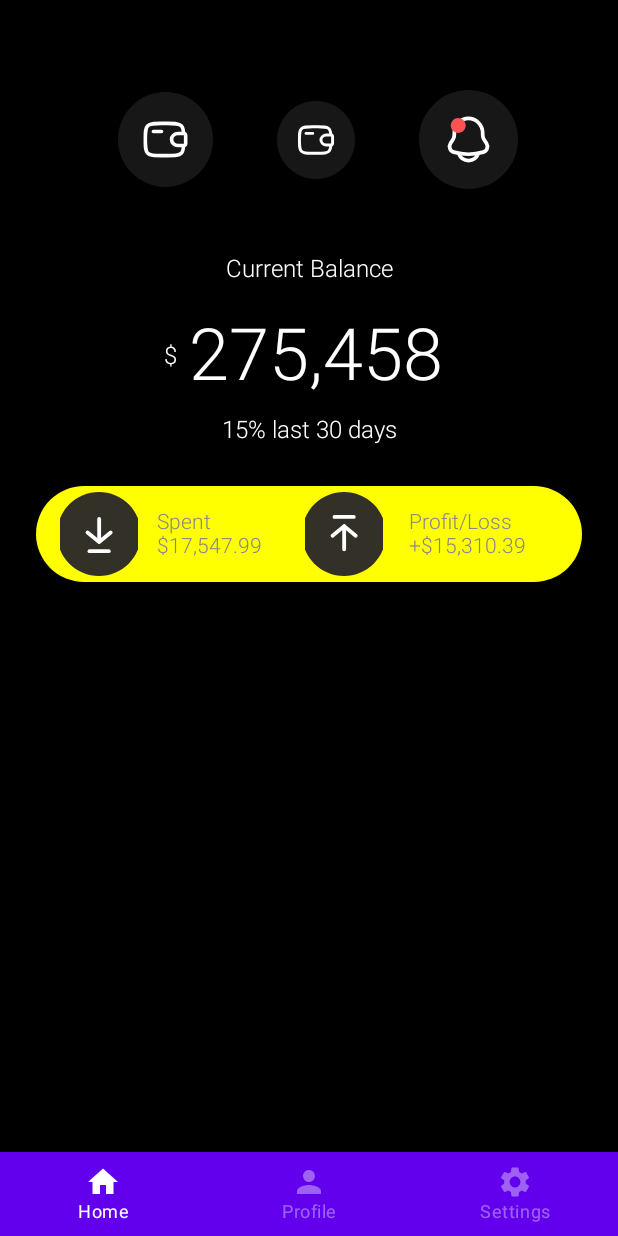
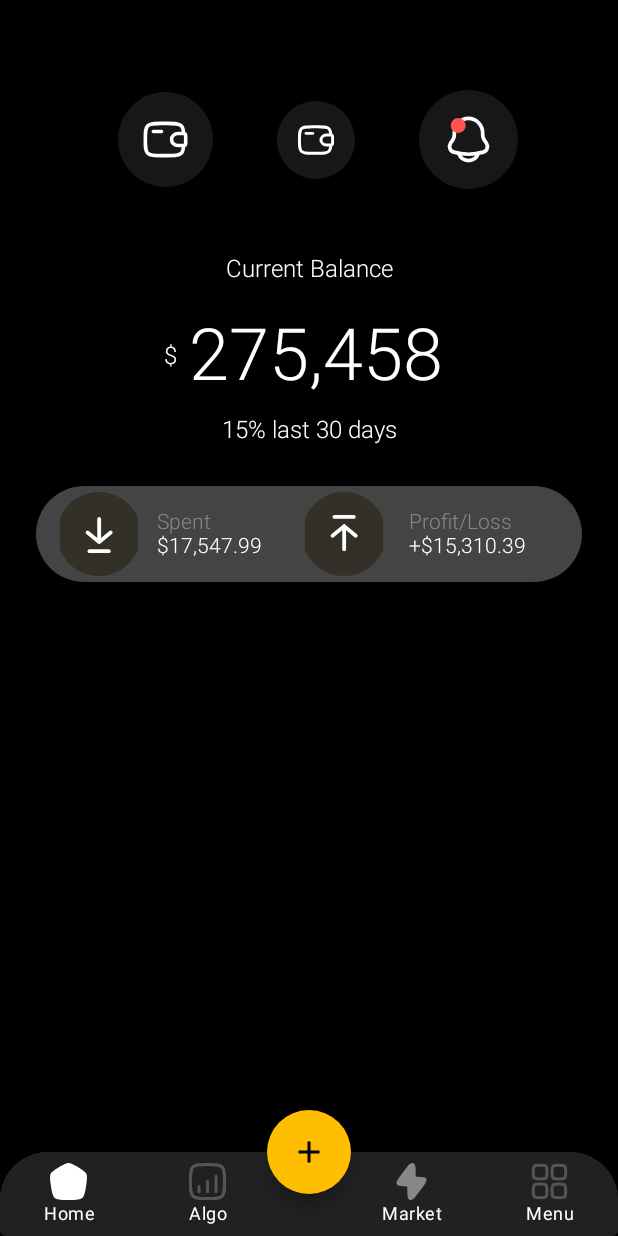
Before and after one commit to Hari-Nikesh-R/PStocks, an Android app built with Jetpack Compose: the screen it shows after launch (MainActivity), on a phone screen of 412 x 824 dp. Run offline under Robolectric (Android 15) with nearby library versions, the phone set to English and light mode, and no system bars; our stand-ins replace Dagger/Hilt's generated code.

Commit message:
Completed Bottom Navigation bar

```diff
--- a/app/build.gradle
+++ b/app/build.gradle
@@ -58,6 +58,8 @@ android {
 
 dependencies {
 
+    implementation "co.yml:ycharts:2.1.0"
+
     implementation 'androidx.core:core-ktx:1.9.0'
     implementation 'androidx.lifecycle:lifecycle-runtime-ktx:2.6.2'
     implementation 'androidx.activity:activity-compose:1.8.1'
--- a/app/src/main/java/com/example/pstocks/ui/home/BottomBarScreen.kt
+++ b/app/src/main/java/com/example/pstocks/ui/home/BottomBarScreen.kt
@@ -1,27 +1,42 @@
 package com.example.pstocks.ui.home
 
+import androidx.annotation.DrawableRes
 import androidx.compose.material.icons.Icons
+import androidx.compose.material.icons.filled.Add
 import androidx.compose.material.icons.filled.Home
+import androidx.compose.material.icons.filled.Menu
 import androidx.compose.material.icons.filled.Person
 import androidx.compose.material.icons.filled.Settings
 import androidx.compose.ui.graphics.vector.ImageVector
+import androidx.compose.ui.res.painterResource
+import com.example.pstocks.R
+import com.example.pstocks.ui.home.BottomBarScreen.Algo.enabled
 
-sealed class BottomBarScreen(val route: String, val title: String, val icon: ImageVector) {
+sealed class BottomBarScreen(val route: String, val title: String, var enabled: Boolean?, @DrawableRes val icon: Int) {
     object Home : BottomBarScreen(
         route = "home",
         title = "Home",
-        icon = Icons.Default.Home
+        enabled = false,
+        icon =  R.drawable.ic_home_icon
     )
 
-    object Profile : BottomBarScreen(
-        route = "profile",
-        title = "Profile",
-        icon = Icons.Default.Person
+    object Algo : BottomBarScreen(
+        route = "algo",
+        title = "Algo",
+        enabled = false,
+        icon =R.drawable.ic_algo_icon
     )
 
-    object Settings : BottomBarScreen(
-        route = "settings",
-        title = "Settings",
-        icon = Icons.Default.Settings
+    object Market : BottomBarScreen(
+        route = "market",
+        title = "Market",
+        enabled = false,
+        icon = R.drawable.ic_market_icon_enabled
+    )
+    object Menu : BottomBarScreen(
+        route = "menu",
+        title = "Menu",
+        enabled = false,
+        icon = R.drawable.ic_menu_icon
     )
 }
--- a/app/src/main/java/com/example/pstocks/ui/home/HomeView.kt
+++ b/app/src/main/java/com/example/pstocks/ui/home/HomeView.kt
@@ -111,7 +111,7 @@ fun HomeView() {
                 modifier = Modifier
                     .size(400.dp, 64.dp)
                     .clip(RoundedCornerShape(32.dp))
-                    .background(Color.Yellow),
+                    .background(Color.DarkGray),
             ) {
                 Row(modifier = Modifier
                     .fillMaxWidth(), verticalAlignment = Alignment.CenterVertically) {
@@ -134,7 +134,7 @@ fun HomeView() {
                             text = "$17,547.99",
                             fontSize = MaterialTheme.typography.body2.fontSize,
                             fontWeight = FontWeight.Light,
-                            color = Color.Gray,
+                            color = Color.White,
                             textAlign = TextAlign.Center
                         )
                     }
@@ -157,7 +157,7 @@ fun HomeView() {
                             text = "+$15,310.39",
                             fontSize = MaterialTheme.typography.body2.fontSize,
                             fontWeight = FontWeight.Light,
-                            color = Color.Gray,
+                            color = Color.White,
                             textAlign = TextAlign.Center
                         )
                     }
--- a/app/src/main/java/com/example/pstocks/ui/home/MainView.kt
+++ b/app/src/main/java/com/example/pstocks/ui/home/MainView.kt
@@ -2,21 +2,38 @@ package com.example.pstocks.ui.home
 
 
 import androidx.compose.foundation.background
+import androidx.compose.foundation.layout.Box
+import androidx.compose.foundation.layout.fillMaxWidth
+import androidx.compose.foundation.layout.padding
+import androidx.compose.material.FabPosition
+import androidx.compose.material.FloatingActionButton
+import androidx.compose.material.Icon
 import androidx.compose.material.Scaffold
 import androidx.compose.material.Surface
+import androidx.compose.material.icons.Icons
+import androidx.compose.material.icons.filled.Add
 import androidx.compose.runtime.Composable
+import androidx.compose.ui.Alignment
 import androidx.compose.ui.Modifier
 import androidx.compose.ui.graphics.Color
+import androidx.compose.ui.unit.dp
 import androidx.navigation.NavController
 import androidx.navigation.NavHostController
 import androidx.navigation.compose.rememberNavController
 import com.example.pstocks.utils.BottomBar
 import com.example.pstocks.utils.BottomNavigationGraph
+import com.example.pstocks.utils.CustomFloatingActionButton
 
 @Composable
 fun MainView() {
     val navController =  rememberNavController()
-    Scaffold (bottomBar = { BottomBar(navController = navController)}) {
+    Scaffold (
+        floatingActionButton = { CustomFloatingActionButton() },
+        floatingActionButtonPosition = FabPosition.Center,
+        isFloatingActionButtonDocked = true,
+        bottomBar = {
+                BottomBar(navController = navController)
+        }) {
         it.calculateBottomPadding()
         Surface {
             BottomNavigationGraph(navController = navController);
--- a/app/src/main/java/com/example/pstocks/ui/theme/Color.kt
+++ b/app/src/main/java/com/example/pstocks/ui/theme/Color.kt
@@ -9,3 +9,6 @@ val Pink80 = Color(0xFFEFB8C8)
 val Purple40 = Color(0xFF6650a4)
 val PurpleGrey40 = Color(0xFF625b71)
 val Pink40 = Color(0xFF7D5260)
+
+val ThemeYellow = Color(0xFFFFBF00)
+val ThemeBlack = Color(0xFF212121)
--- a/app/src/main/java/com/example/pstocks/utils/BottomNavigationGraph.kt
+++ b/app/src/main/java/com/example/pstocks/utils/BottomNavigationGraph.kt
@@ -1,14 +1,42 @@
 package com.example.pstocks.utils
 
+import android.annotation.SuppressLint
+import androidx.compose.foundation.background
+import androidx.compose.foundation.layout.Box
 import androidx.compose.foundation.layout.RowScope
+import androidx.compose.foundation.layout.Spacer
+import androidx.compose.foundation.layout.fillMaxHeight
+import androidx.compose.foundation.layout.fillMaxSize
+import androidx.compose.foundation.layout.fillMaxWidth
+import androidx.compose.foundation.layout.height
+import androidx.compose.foundation.layout.padding
+import androidx.compose.foundation.layout.size
+import androidx.compose.foundation.layout.width
+import androidx.compose.foundation.layout.wrapContentSize
+import androidx.compose.foundation.shape.CornerSize
+import androidx.compose.foundation.shape.RoundedCornerShape
 import androidx.compose.material.BottomNavigation
 import androidx.compose.material.BottomNavigationItem
 import androidx.compose.material.ContentAlpha
+import androidx.compose.material.FloatingActionButton
 import androidx.compose.material.Icon
 import androidx.compose.material.LocalContentColor
+import androidx.compose.material.MaterialTheme
 import androidx.compose.material.Text
+import androidx.compose.material.icons.Icons
+import androidx.compose.material.icons.filled.Add
 import androidx.compose.runtime.Composable
 import androidx.compose.runtime.getValue
+import androidx.compose.runtime.mutableIntStateOf
+import androidx.compose.runtime.mutableStateOf
+import androidx.compose.runtime.remember
+import androidx.compose.runtime.setValue
+import androidx.compose.ui.Alignment
+import androidx.compose.ui.Modifier
+import androidx.compose.ui.draw.clip
+import androidx.compose.ui.graphics.Color
+import androidx.compose.ui.res.painterResource
+import androidx.compose.ui.unit.dp
 import androidx.hilt.navigation.compose.hiltViewModel
 import androidx.navigation.NavController
 import androidx.navigation.NavDestination
@@ -22,6 +50,9 @@ import com.example.pstocks.ui.algo.AlgoView
 import com.example.pstocks.ui.home.BottomBarScreen
 import com.example.pstocks.ui.home.HomeView
 import com.example.pstocks.ui.market.MarketView
+import com.example.pstocks.ui.menu.MenuView
+import com.example.pstocks.ui.theme.ThemeBlack
+import com.example.pstocks.ui.theme.ThemeYellow
 
 @Composable
 fun BottomNavigationGraph(navController: NavHostController) {
@@ -29,11 +60,14 @@ fun BottomNavigationGraph(navController: NavHostController) {
         composable(route = BottomBarScreen.Home.route) {
             HomeView()
         }
-        composable(route = BottomBarScreen.Profile.route) {
+        composable(route = BottomBarScreen.Algo.route) {
             AlgoView(hiltViewModel())
         }
-        composable(route = BottomBarScreen.Settings.route) {
+        composable(route = BottomBarScreen.Market.route) {
             MarketView(hiltViewModel())
+        }
+        composable(route = BottomBarScreen.Menu.route) {
+            MenuView(hiltViewModel())
         }
     }
 }
@@ -42,42 +76,74 @@ fun BottomNavigationGraph(navController: NavHostController) {
 fun BottomBar(navController: NavHostController) {
     val screens = listOf(
         BottomBarScreen.Home,
-        BottomBarScreen.Profile,
-        BottomBarScreen.Settings,
+        BottomBarScreen.Algo,
+        BottomBarScreen.Market,
+        BottomBarScreen.Menu,
     )
     val navBackStackEntry by navController.currentBackStackEntryAsState()
     val currentDestination = navBackStackEntry?.destination
+    Box(modifier = Modifier.fillMaxWidth(1f)) {
+        BottomNavigation(
+            modifier = Modifier.clip(
+                shape = MaterialTheme.shapes.medium.copy(
+                    topEnd = CornerSize(32.dp),
+                    topStart = CornerSize(32.dp)
+                )
+            ), backgroundColor = ThemeBlack
+        ) {
+            screens.forEachIndexed { index, screen ->
+                screen.enabled = currentDestination?.hierarchy?.any {
+                    it.route == screen.route
+                } == true
 
-    BottomNavigation {
-        screens.forEach { screen ->
+                if (index == 2) {
+                    Spacer(
+                        modifier = Modifier
+                            .width(44.dp)
+                            .background(ThemeBlack)
+                    )
+                }
                 AddItem(
                     screen = screen,
-                currentDestination = currentDestination,
+                    selected = screen.enabled,
                     navController = navController
                 )
             }
+        }
+
+    }
+}
+
+@Composable
+fun CustomFloatingActionButton() {
+    FloatingActionButton(
+        onClick = {},
+        backgroundColor = ThemeYellow
+    ) {
+        Icon(imageVector = Icons.Default.Add, contentDescription = null,)
     }
 }
 
 @Composable
 fun RowScope.AddItem(
     screen: BottomBarScreen,
-    currentDestination: NavDestination?,
+    selected: Boolean?,
     navController: NavHostController
 ) {
+    if (selected != null) {
         BottomNavigationItem(
+            modifier = Modifier.background(ThemeBlack),
             label = {
-            Text(text = screen.title)
+                Text(text = screen.title, color = Color.White)
             },
             icon = {
                 Icon(
-                imageVector = screen.icon,
-                contentDescription = "Navigation Icon"
+                    painterResource(id = screen.icon),
+                    contentDescription = "Navigation Icon",
+                    tint = if(screen.enabled == true) Color.White else Color.Gray
                 )
             },
-        selected = currentDestination?.hierarchy?.any {
-            it.route == screen.route
-        } == true,
+            selected = selected,
             unselectedContentColor = LocalContentColor.current.copy(alpha = ContentAlpha.disabled),
             onClick = {
                 navController.navigate(screen.route) {
@@ -87,3 +153,4 @@ fun RowScope.AddItem(
             }
         )
     }
+}
--- /dev/null
+++ b/app/src/main/res/drawable/ic_algo_icon.xml
@@ -0,0 +1,42 @@
+<vector xmlns:android="http://schemas.android.com/apk/res/android"
+    android:width="27dp"
+    android:height="27dp"
+    android:viewportWidth="27"
+    android:viewportHeight="27">
+  <path
+      android:pathData="M2.25,13.5C2.25,8.197 2.25,5.545 3.898,3.898C5.545,2.25 8.197,2.25 13.5,2.25C18.803,2.25 21.455,2.25 23.103,3.898C24.75,5.545 24.75,8.197 24.75,13.5C24.75,18.803 24.75,21.455 23.103,23.103C21.455,24.75 18.803,24.75 13.5,24.75C8.197,24.75 5.545,24.75 3.898,23.103C2.25,21.455 2.25,18.803 2.25,13.5Z"
+      android:strokeAlpha="0.5"
+      android:strokeLineJoin="round"
+      android:strokeWidth="2"
+      android:fillColor="#00000000"
+      android:strokeColor="#A1A1A1"
+      android:fillAlpha="0.5"
+      android:strokeLineCap="round"/>
+  <path
+      android:pathData="M7.875,20.25L7.875,16.875"
+      android:strokeAlpha="0.5"
+      android:strokeLineJoin="round"
+      android:strokeWidth="2"
+      android:fillColor="#00000000"
+      android:strokeColor="#A1A1A1"
+      android:fillAlpha="0.5"
+      android:strokeLineCap="round"/>
+  <path
+      android:pathData="M13.5,20.25V13.5"
+      android:strokeAlpha="0.5"
+      android:strokeLineJoin="round"
+      android:strokeWidth="2"
+      android:fillColor="#00000000"
+      android:strokeColor="#A1A1A1"
+      android:fillAlpha="0.5"
+      android:strokeLineCap="round"/>
+  <path
+      android:pathData="M19.125,20.25V10.125"
+      android:strokeAlpha="0.5"
+      android:strokeLineJoin="round"
+      android:strokeWidth="2"
+      android:fillColor="#00000000"
+      android:strokeColor="#A1A1A1"
+      android:fillAlpha="0.5"
+      android:strokeLineCap="round"/>
+</vector>
--- /dev/null
+++ b/app/src/main/res/drawable/ic_home_icon.xml
@@ -0,0 +1,20 @@
+<vector xmlns:android="http://schemas.android.com/apk/res/android"
+    android:width="27dp"
+    android:height="27dp"
+    android:viewportWidth="27"
+    android:viewportHeight="27">
+  <path
+      android:pathData="M2.659,14.578C2.233,11.611 2.019,10.128 2.627,8.86C3.235,7.591 4.529,6.82 7.118,5.279L8.676,4.35C11.026,2.95 12.201,2.25 13.5,2.25C14.799,2.25 15.974,2.95 18.324,4.35L19.882,5.279C22.47,6.82 23.765,7.591 24.373,8.86C24.981,10.128 24.767,11.611 24.34,14.578L24.027,16.757C23.478,20.568 23.204,22.474 21.882,23.612C20.56,24.75 18.622,24.75 14.744,24.75H12.255C8.378,24.75 6.439,24.75 5.118,23.612C3.796,22.474 3.521,20.568 2.973,16.757L2.659,14.578Z"
+      android:strokeLineJoin="round"
+      android:strokeWidth="2"
+      android:fillColor="#ffffff"
+      android:strokeColor="#ffffff"
+      android:strokeLineCap="round"/>
+  <path
+      android:pathData="M10.125,18C11.082,18.709 12.245,19.125 13.5,19.125C14.755,19.125 15.918,18.709 16.875,18"
+      android:strokeLineJoin="round"
+      android:strokeWidth="2"
+      android:fillColor="#00000000"
+      android:strokeColor="#212121"
+      android:strokeLineCap="round"/>
+</vector>
--- /dev/null
+++ b/app/src/main/res/drawable/ic_market_icon_enabled.xml
@@ -0,0 +1,13 @@
+<vector xmlns:android="http://schemas.android.com/apk/res/android"
+    android:width="27dp"
+    android:height="27dp"
+    android:viewportWidth="27"
+    android:viewportHeight="27">
+  <path
+      android:pathData="M6.378,11.154L9.823,6.493C12.05,3.48 13.163,1.974 14.202,2.292C15.241,2.61 15.241,4.458 15.241,8.153V8.501C15.241,9.834 15.241,10.501 15.667,10.919L15.689,10.94C16.124,11.349 16.818,11.349 18.205,11.349C20.701,11.349 21.949,11.349 22.371,12.106C22.378,12.119 22.385,12.132 22.392,12.144C22.79,12.913 22.067,13.891 20.622,15.846L17.177,20.507C14.95,23.52 13.837,25.027 12.798,24.708C11.759,24.39 11.759,22.542 11.759,18.847L11.759,18.499C11.759,17.166 11.759,16.5 11.333,16.081L11.311,16.06C10.876,15.651 10.182,15.651 8.795,15.651C6.299,15.651 5.051,15.651 4.629,14.894C4.622,14.881 4.615,14.868 4.608,14.856C4.21,14.087 4.933,13.109 6.378,11.154Z"
+      android:strokeLineJoin="round"
+      android:strokeWidth="2"
+      android:fillColor="#ffffff"
+      android:strokeColor="#ffffff"
+      android:strokeLineCap="round"/>
+</vector>
--- /dev/null
+++ b/app/src/main/res/drawable/ic_menu_icon.xml
@@ -0,0 +1,42 @@
+<vector xmlns:android="http://schemas.android.com/apk/res/android"
+    android:width="27dp"
+    android:height="27dp"
+    android:viewportWidth="27"
+    android:viewportHeight="27">
+  <path
+      android:pathData="M2.813,7.313C2.813,5.191 2.813,4.131 3.472,3.472C4.131,2.813 5.191,2.813 7.313,2.813C9.434,2.813 10.495,2.813 11.153,3.472C11.813,4.131 11.813,5.191 11.813,7.313C11.813,9.434 11.813,10.495 11.153,11.153C10.495,11.813 9.434,11.813 7.313,11.813C5.191,11.813 4.131,11.813 3.472,11.153C2.813,10.495 2.813,9.434 2.813,7.313Z"
+      android:strokeAlpha="0.5"
+      android:strokeLineJoin="round"
+      android:strokeWidth="2"
+      android:fillColor="#00000000"
+      android:strokeColor="#A1A1A1"
+      android:fillAlpha="0.5"
+      android:strokeLineCap="round"/>
+  <path
+      android:pathData="M15.188,19.688C15.188,17.566 15.188,16.506 15.847,15.847C16.506,15.188 17.566,15.188 19.688,15.188C21.809,15.188 22.869,15.188 23.528,15.847C24.188,16.506 24.188,17.566 24.188,19.688C24.188,21.809 24.188,22.869 23.528,23.528C22.869,24.188 21.809,24.188 19.688,24.188C17.566,24.188 16.506,24.188 15.847,23.528C15.188,22.869 15.188,21.809 15.188,19.688Z"
+      android:strokeAlpha="0.5"
+      android:strokeLineJoin="round"
+      android:strokeWidth="2"
+      android:fillColor="#00000000"
+      android:strokeColor="#A1A1A1"
+      android:fillAlpha="0.5"
+      android:strokeLineCap="round"/>
+  <path
+      android:pathData="M2.813,19.688C2.813,17.566 2.813,16.506 3.472,15.847C4.131,15.188 5.191,15.188 7.313,15.188C9.434,15.188 10.495,15.188 11.153,15.847C11.813,16.506 11.813,17.566 11.813,19.688C11.813,21.809 11.813,22.869 11.153,23.528C10.495,24.188 9.434,24.188 7.313,24.188C5.191,24.188 4.131,24.188 3.472,23.528C2.813,22.869 2.813,21.809 2.813,19.688Z"
+      android:strokeAlpha="0.5"
+      android:strokeLineJoin="round"
+      android:strokeWidth="2"
+      android:fillColor="#00000000"
+      android:strokeColor="#A1A1A1"
+      android:fillAlpha="0.5"
+      android:strokeLineCap="round"/>
+  <path
+      android:pathData="M15.188,7.313C15.188,5.191 15.188,4.131 15.847,3.472C16.506,2.813 17.566,2.813 19.688,2.813C21.809,2.813 22.869,2.813 23.528,3.472C24.188,4.131 24.188,5.191 24.188,7.313C24.188,9.434 24.188,10.495 23.528,11.153C22.869,11.813 21.809,11.813 19.688,11.813C17.566,11.813 16.506,11.813 15.847,11.153C15.188,10.495 15.188,9.434 15.188,7.313Z"
+      android:strokeAlpha="0.5"
+      android:strokeLineJoin="round"
+      android:strokeWidth="2"
+      android:fillColor="#00000000"
+      android:strokeColor="#A1A1A1"
+      android:fillAlpha="0.5"
+      android:strokeLineCap="round"/>
+</vector>
```
Also changed, not shown: app/src/main/java/com/example/pstocks/ui/home/LineChartView.kt (added, +158 -0 lines), app/src/main/java/com/example/pstocks/ui/menu/MenuView.kt (added, +8 -0 lines), app/src/main/java/com/example/pstocks/ui/menu/MenuViewModel.kt (added, +10 -0 lines), app/src/main/java/com/example/pstocks/utils/Utility.kt (added, +10 -0 lines), app/src/main/res/drawable/ic_algo_icon2.xml (added, +34 -0 lines), app/src/main/res/drawable/ic_market_icon_disabled.xml (added, +15 -0 lines). Lines whose indentation alone changed are shown as unchanged.
